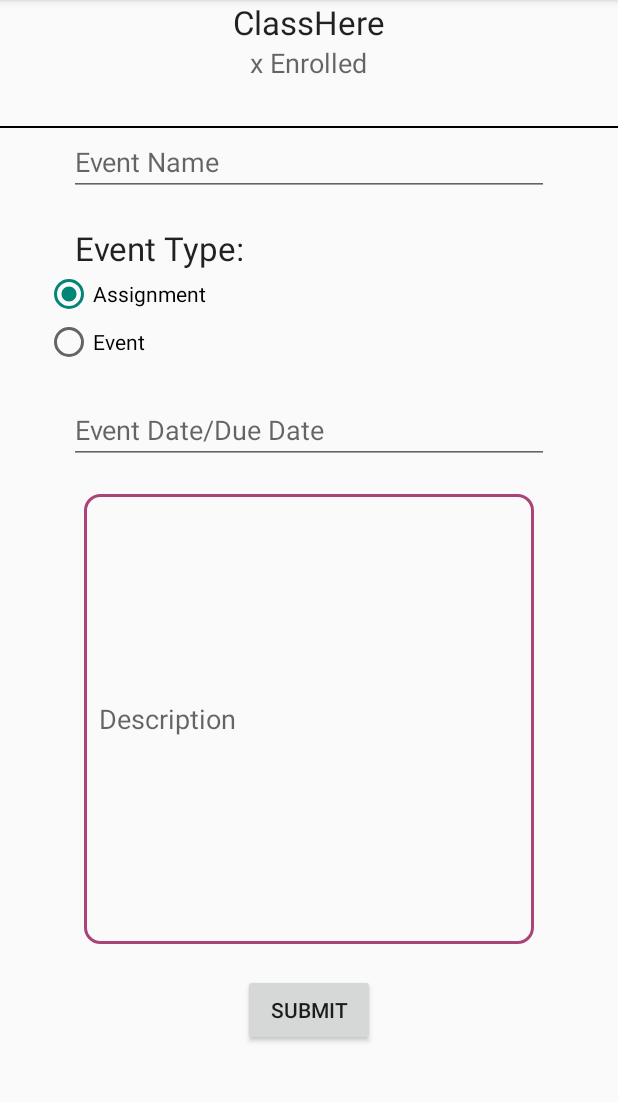
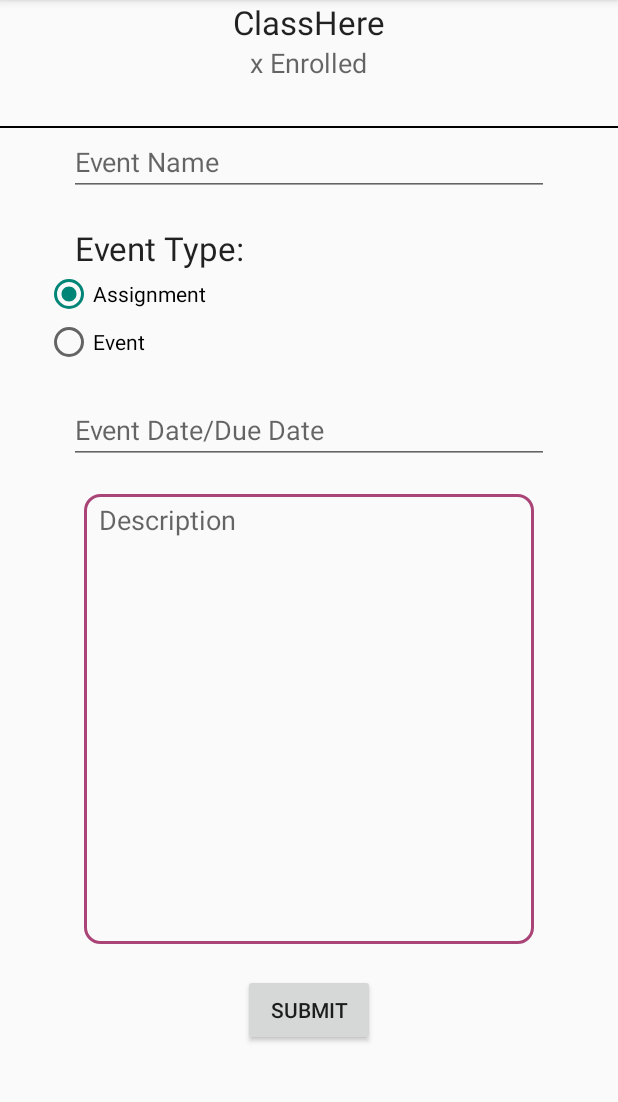
Before and after one commit to alalexl/Kabam, an Android app: the fragment AddEvent placed in its activity, on a phone screen of 412 x 824 dp, the part 84-1186 px from its top. Run offline under Robolectric (Android 15) with nearby library versions, the phone set to English and light mode, and no system bars; libraries missing offline, so code that uses them is left out: com.facebook, com.layer.sdk; 3 statements that could not run were skipped.

Commit message:
Fixed add_event text area

```diff
--- a/Kabam/app/src/main/res/layout/add_event.xml
+++ b/Kabam/app/src/main/res/layout/add_event.xml
@@ -97,7 +97,8 @@
             android:hint="@string/description"
             android:id="@+id/addEventDescription"
             android:background="@drawable/border_style"
-            android:layout_gravity="center_horizontal" />
+            android:layout_gravity="center_horizontal"
+            android:gravity="top|left"/>
 
         <Space
             android:layout_height="20dp"
```
Also changed, not shown: 1 other file.
